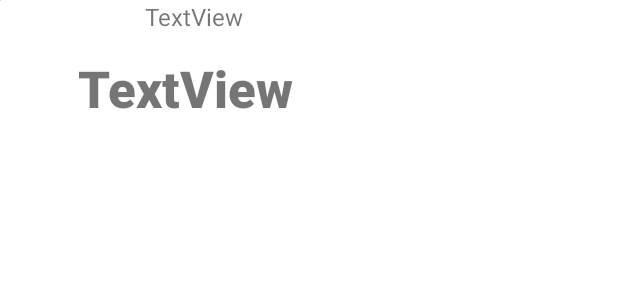
After one commit to Ok4mii/GuiltyPleasures, an Android app: the layout upcoming_movies.xml on its own in the app's theme, with its tools: preview values and no code run, on a phone screen of 412 x 824 dp. The commit adds this screen. Shown: the top 300 px of the screen. Run offline under Robolectric (Android 15) with nearby library versions, the phone set to English and light mode, and no system bars.

Commit message:
Started implementation of API.

```diff
--- a/app/build.gradle
+++ b/app/build.gradle
@@ -39,4 +39,6 @@ dependencies {
     testImplementation 'junit:junit:4.+'
     androidTestImplementation 'androidx.test.ext:junit:1.1.3'
     androidTestImplementation 'androidx.test.espresso:espresso-core:3.4.0'
+
+    implementation 'com.github.bumptech.glide:glide:4.11.0'
 }
--- a/app/src/main/java/com/example/guiltypleasures/MainActivity.java
+++ b/app/src/main/java/com/example/guiltypleasures/MainActivity.java
@@ -20,6 +20,9 @@ import com.google.firebase.auth.FirebaseAuth;
 import com.google.firebase.auth.FirebaseUser;
 
 public class MainActivity extends AppCompatActivity implements View.OnClickListener {
+
+    private static String JSON_Parse = "https://api.themoviedb.org/3/movie/upcoming?api_key=8ef07998664a58a01082bc2ab507fcb8";
+
 
     private TextView register;
     private EditText editTextEmail, editTextPassword;
@@ -109,5 +112,6 @@ public class MainActivity extends AppCompatActivity implements View.OnClickListe
                 }
             }
         });
+
     }
 }
--- /dev/null
+++ b/app/src/main/res/layout/upcoming_movies.xml
@@ -0,0 +1,41 @@
+<?xml version="1.0" encoding="utf-8"?>
+<androidx.constraintlayout.widget.ConstraintLayout xmlns:android="http://schemas.android.com/apk/res/android"
+    xmlns:app="http://schemas.android.com/apk/res-auto"
+    xmlns:tools="http://schemas.android.com/tools"
+    android:layout_width="match_parent"
+    android:layout_height="match_parent">
+
+    <TextView
+        android:id="@+id/movie_name"
+        android:layout_width="wrap_content"
+        android:layout_height="wrap_content"
+        android:layout_marginStart="52dp"
+        android:layout_marginLeft="52dp"
+        android:layout_marginTop="36dp"
+        android:fontFamily="sans-serif-black"
+        android:text="TextView"
+        android:textSize="34sp"
+        app:layout_constraintEnd_toStartOf="@+id/imageView"
+        app:layout_constraintHorizontal_bias="0.0"
+        app:layout_constraintStart_toStartOf="parent"
+        app:layout_constraintTop_toTopOf="parent" />
+
+    <TextView
+        android:id="@+id/id_txt"
+        android:layout_width="wrap_content"
+        android:layout_height="wrap_content"
+        android:text="TextView"
+        android:textSize="16sp"
+        app:layout_constraintEnd_toEndOf="@+id/movie_name"
+        app:layout_constraintHorizontal_bias="0.576"
+        app:layout_constraintStart_toStartOf="@+id/movie_name"
+        tools:layout_editor_absoluteY="102dp" />
+
+    <ImageView
+        android:id="@+id/imageView"
+        android:layout_width="wrap_content"
+        android:layout_height="wrap_content"
+        tools:layout_editor_absoluteX="243dp"
+        tools:layout_editor_absoluteY="16dp"
+        tools:srcCompat="@tools:sample/avatars" />
+</androidx.constraintlayout.widget.ConstraintLayout>
--- a/build.gradle
+++ b/build.gradle
@@ -5,7 +5,7 @@ buildscript {
         mavenCentral()
     }
     dependencies {
-        classpath "com.android.tools.build:gradle:4.2.2"
+        classpath 'com.android.tools.build:gradle:7.0.1'
         classpath 'com.google.gms:google-services:4.3.10'
 
         // NOTE: Do not place your application dependencies here; they belong
@@ -17,6 +17,7 @@ allprojects {
     repositories {
         google()
         mavenCentral()
+        maven { url 'https://maven.google.com' }
         jcenter() // Warning: this repository is going to shut down soon
     }
 }
```
Also changed, not shown: app/src/main/res/layout/activity_recycler.xml (added, +20 -0 lines), gradle/wrapper/gradle-wrapper.properties.
